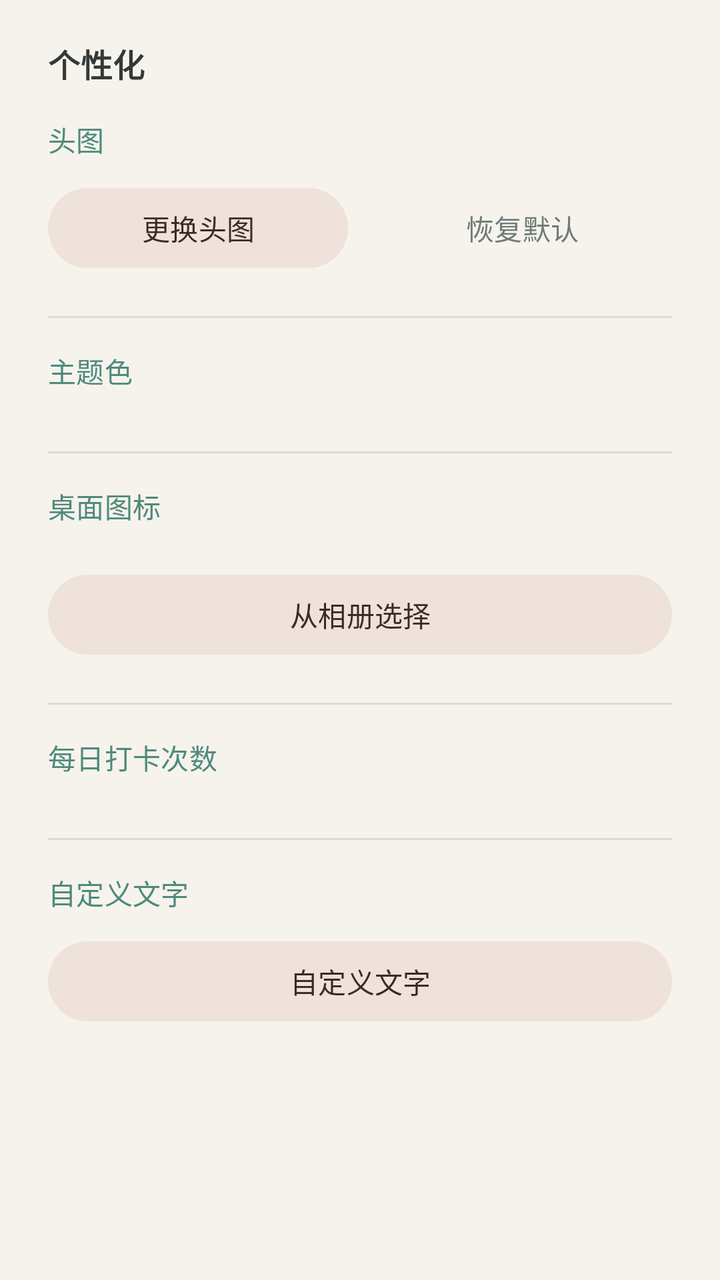
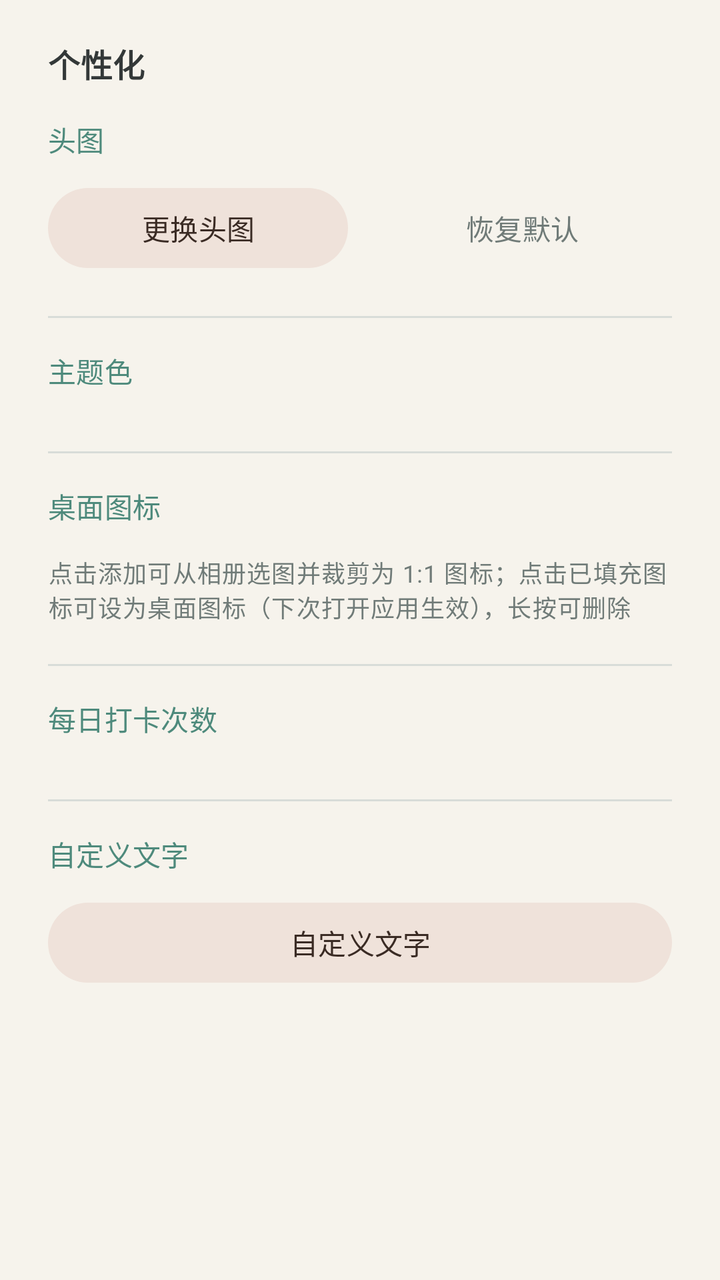

Before-and-after screenshots of an Android layout around one commit, followed by the original layout XML and the change that was made.
<!-- AndroidManifest.xml: application theme Theme.MedTracker -->
<!-- res/layout/bottom_sheet_settings.xml -->
<?xml version="1.0" encoding="utf-8"?>
<LinearLayout xmlns:android="http://schemas.android.com/apk/res/android"
    xmlns:app="http://schemas.android.com/apk/res-auto"
    android:layout_width="match_parent"
    android:layout_height="wrap_content"
    android:orientation="vertical"
    android:paddingHorizontal="24dp"
    android:paddingTop="20dp"
    android:paddingBottom="32dp">

    <TextView
        android:layout_width="wrap_content"
        android:layout_height="wrap_content"
        android:text="@string/settings_header_title"
        android:textAppearance="?attr/textAppearanceTitleMedium"
        android:textColor="?attr/colorOnSurface"
        android:textStyle="bold" />

    <TextView
        android:layout_width="wrap_content"
        android:layout_height="wrap_content"
        android:layout_marginTop="16dp"
        android:text="@string/settings_header_section"
        android:textAppearance="?attr/textAppearanceLabelLarge"
        android:textColor="?attr/colorPrimary" />

    <LinearLayout
        android:layout_width="match_parent"
        android:layout_height="wrap_content"
        android:layout_marginTop="10dp"
        android:orientation="horizontal">

        <com.google.android.material.button.MaterialButton
            android:id="@+id/btnPickPhoto"
            style="@style/Widget.Material3.Button.TonalButton"
            android:layout_width="0dp"
            android:layout_height="wrap_content"
            android:layout_weight="1"
            android:text="@string/pick_header"
            android:textColor="?attr/colorOnSecondaryContainer" />

        <com.google.android.material.button.MaterialButton
            android:id="@+id/btnResetHeader"
            style="@style/Widget.Material3.Button.TextButton"
            android:layout_width="0dp"
            android:layout_height="wrap_content"
            android:layout_marginStart="12dp"
            android:layout_weight="1"
            android:text="@string/reset_header"
            android:textColor="?attr/colorOnSurfaceVariant" />
    </LinearLayout>

    <View
        android:layout_width="match_parent"
        android:layout_height="1dp"
        android:layout_marginTop="20dp"
        android:background="?attr/colorOutlineVariant" />

    <TextView
        android:layout_width="wrap_content"
        android:layout_height="wrap_content"
        android:layout_marginTop="16dp"
        android:text="@string/settings_theme_section"
        android:textAppearance="?attr/textAppearanceLabelLarge"
        android:textColor="?attr/colorPrimary" />

    <LinearLayout
        android:id="@+id/themeContainer"
        android:layout_width="match_parent"
        android:layout_height="wrap_content"
        android:layout_marginTop="10dp"
        android:orientation="vertical" />

    <View
        android:layout_width="match_parent"
        android:layout_height="1dp"
        android:layout_marginTop="20dp"
        android:background="?attr/colorOutlineVariant" />

    <TextView
        android:layout_width="wrap_content"
        android:layout_height="wrap_content"
        android:layout_marginTop="16dp"
        android:text="@string/settings_icon_section"
        android:textAppearance="?attr/textAppearanceLabelLarge"
        android:textColor="?attr/colorPrimary" />

    <HorizontalScrollView
        android:layout_width="match_parent"
        android:layout_height="wrap_content"
        android:layout_marginTop="10dp"
        android:overScrollMode="never"
        android:scrollbars="none">

        <LinearLayout
            android:id="@+id/iconContainer"
            android:layout_width="wrap_content"
            android:layout_height="wrap_content"
            android:orientation="horizontal" />
    </HorizontalScrollView>

    <com.google.android.material.button.MaterialButton
        android:id="@+id/btnPickLauncherIcon"
        style="@style/Widget.Material3.Button.TonalButton"
        android:layout_width="match_parent"
        android:layout_height="wrap_content"
        android:layout_marginTop="10dp"
        android:text="@string/icon_choose_from_album"
        android:textColor="?attr/colorOnSecondaryContainer" />

    <View
        android:layout_width="match_parent"
        android:layout_height="1dp"
        android:layout_marginTop="20dp"
        android:background="?attr/colorOutlineVariant" />

    <TextView
        android:layout_width="wrap_content"
        android:layout_height="wrap_content"
        android:layout_marginTop="16dp"
        android:text="@string/settings_slots_section"
        android:textAppearance="?attr/textAppearanceLabelLarge"
        android:textColor="?attr/colorPrimary" />

    <LinearLayout
        android:id="@+id/slotContainer"
        android:layout_width="match_parent"
        android:layout_height="wrap_content"
        android:layout_marginTop="10dp"
        android:orientation="horizontal" />

    <View
        android:layout_width="match_parent"
        android:layout_height="1dp"
        android:layout_marginTop="20dp"
        android:background="?attr/colorOutlineVariant" />

    <TextView
        android:layout_width="wrap_content"
        android:layout_height="wrap_content"
        android:layout_marginTop="16dp"
        android:text="@string/settings_texts_section"
        android:textAppearance="?attr/textAppearanceLabelLarge"
        android:textColor="?attr/colorPrimary" />

    <com.google.android.material.button.MaterialButton
        android:id="@+id/btnEditTexts"
        style="@style/Widget.Material3.Button.TonalButton"
        android:layout_width="match_parent"
        android:layout_height="wrap_content"
        android:layout_marginTop="10dp"
        android:text="@string/text_edit_title"
        android:textColor="?attr/colorOnSecondaryContainer" />

    <TextView
        android:id="@+id/aboutAuthor"
        android:layout_width="match_parent"
        android:layout_height="wrap_content"
        android:layout_marginTop="20dp"
        android:gravity="center"
        android:textAppearance="?attr/textAppearanceBodySmall"
        android:textColor="?attr/colorOnSurfaceVariant" />
</LinearLayout>
<!-- resources referenced by this layout -->
<resources>
  <string name="icon_choose_from_album">从相册选择</string>
  <string name="pick_header">更换头图</string>
  <string name="reset_header">恢复默认</string>
  <string name="settings_header_section">头图</string>
  <string name="settings_header_title">个性化</string>
  <string name="settings_icon_section">桌面图标</string>
  <string name="settings_slots_section">每日打卡次数</string>
  <string name="settings_texts_section">自定义文字</string>
  <string name="settings_theme_section">主题色</string>
  <string name="text_edit_title">自定义文字</string>
  <style name="Theme.MedTracker" parent="Theme.Material3.Light.NoActionBar">
          <item name="colorPrimary">#4E8A7C</item>
          <item name="colorOnPrimary">#FFFFFF</item>
          <item name="colorPrimaryContainer">#D8EAE3</item>
          <item name="colorOnPrimaryContainer">#1E4038</item>
          <item name="colorSecondary">#A98E84</item>
          <item name="colorOnSecondary">#FFFFFF</item>
          <item name="colorSecondaryContainer">#EFE2DA</item>
          <item name="colorOnSecondaryContainer">#3A2B24</item>
          <item name="android:colorBackground">#F6F3EC</item>
          <item name="colorSurface">#FFFFFF</item>
          <item name="colorOnSurface">#333838</item>
          <item name="colorSurfaceVariant">#E3EFE9</item>
          <item name="colorOnSurfaceVariant">#707B78</item>
          <item name="colorOutline">#B9C2BD</item>
          <item name="colorOutlineVariant">#D8DCD8</item>
          <item name="gradientTop">#E7F1EC</item>
          <item name="gradientBottom">#F7F4EE</item>
          <item name="android:statusBarColor">@android:color/transparent</item>
          <item name="android:navigationBarColor">#F7F4EE</item>
          <item name="android:windowLightStatusBar">true</item>
          <item name="android:windowLightNavigationBar">true</item>
          <item name="android:windowDrawsSystemBarBackgrounds">true</item>
      </style>
</resources>

<!-- the commit's change to res/layout/bottom_sheet_settings.xml (unified diff, before → after) -->
@@ -99,14 +99,13 @@
             android:orientation="horizontal" />
     </HorizontalScrollView>
 
-    <com.google.android.material.button.MaterialButton
-        android:id="@+id/btnPickLauncherIcon"
-        style="@style/Widget.Material3.Button.TonalButton"
+    <TextView
         android:layout_width="match_parent"
         android:layout_height="wrap_content"
-        android:layout_marginTop="10dp"
-        android:text="@string/icon_choose_from_album"
-        android:textColor="?attr/colorOnSecondaryContainer" />
+        android:layout_marginTop="4dp"
+        android:text="@string/icon_tip"
+        android:textAppearance="?attr/textAppearanceBodySmall"
+        android:textColor="?attr/colorOnSurfaceVariant" />
 
     <View
         android:layout_width="match_parent"
<!-- resource entries referenced after the edit -->
@@ -1,6 +1,6 @@
 <!-- resources referenced by this layout -->
 <resources>
-  <string name="icon_choose_from_album">从相册选择</string>
+  <string name="icon_tip">点击"添加"可从相册选图并裁剪为 1:1 图标；点击已填充图标可设为桌面图标（下次打开应用生效），长按可删除</string>
   <string name="pick_header">更换头图</string>
   <string name="reset_header">恢复默认</string>
   <string name="settings_header_section">头图</string>
